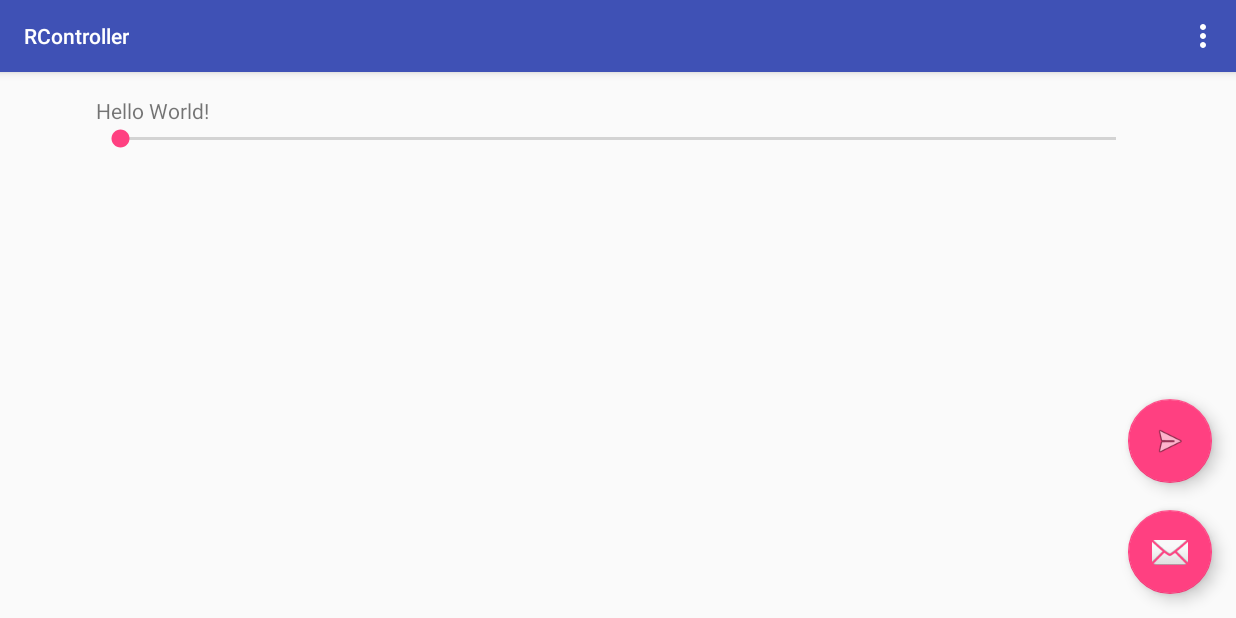
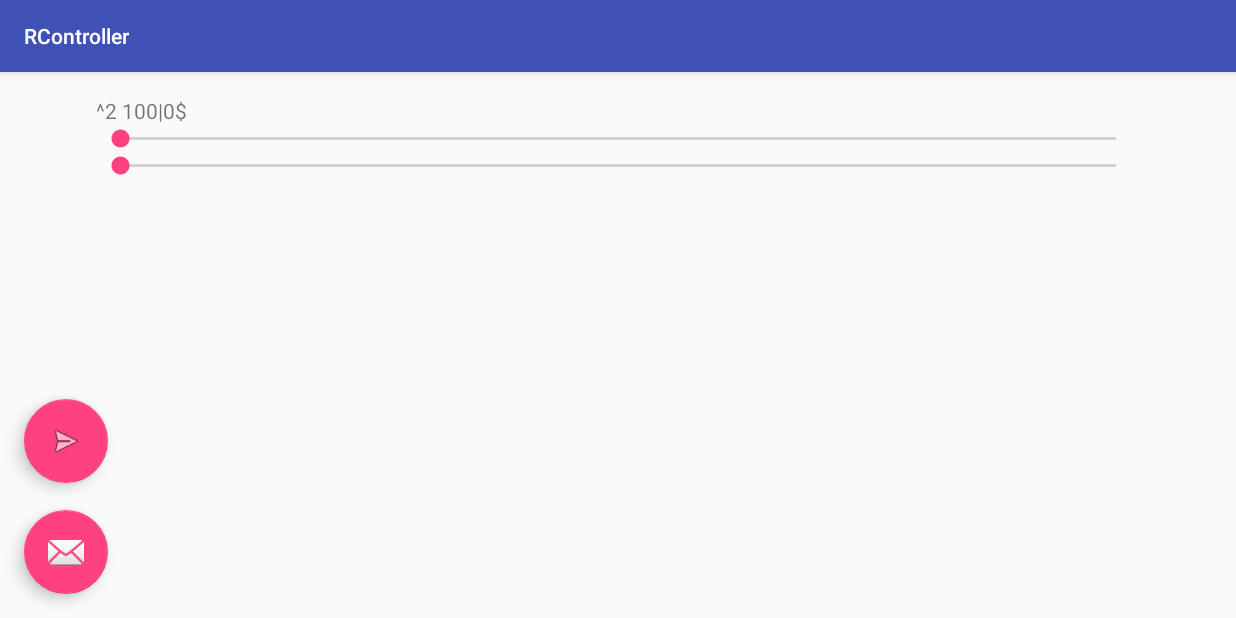
Before and after one commit to WojciechKo/RController, an Android app: the screen it shows after launch (MainActivity), on a phone screen of 824 x 412 dp (held sideways). Run offline under Robolectric (Android 15) with nearby library versions, the phone set to English and light mode, and no system bars; our stand-ins replace ButterKnife; 4 statements that could not run were skipped.

Commit message:
power and turn communication

```diff
--- a/app/src/main/java/info/korzeniowski/rcontroller/MainActivity.java
+++ b/app/src/main/java/info/korzeniowski/rcontroller/MainActivity.java
@@ -10,9 +10,10 @@ import android.hardware.SensorEvent;
 import android.hardware.SensorEventListener;
 import android.hardware.SensorManager;
 import android.os.Bundle;
+import android.os.Handler;
+import android.os.Message;
 import android.support.annotation.NonNull;
 import android.support.design.widget.FloatingActionButton;
-import android.support.design.widget.Snackbar;
 import android.support.v7.app.AppCompatActivity;
 import android.support.v7.widget.Toolbar;
 import android.view.View;
@@ -20,12 +21,11 @@ import android.view.Menu;
 import android.view.MenuItem;
 import android.widget.SeekBar;
 import android.widget.TextView;
+import android.widget.Toast;
 
 import java.io.IOException;
 import java.io.InputStream;
 import java.io.OutputStream;
-import java.text.DecimalFormat;
-import java.util.ArrayList;
 import java.util.Set;
 import java.util.UUID;
 
@@ -33,6 +33,8 @@ import butterknife.Bind;
 import butterknife.ButterKnife;
 
 public class MainActivity extends AppCompatActivity implements SensorEventListener {
+
+    private static final int DO_UPDATE_TEXT = 101;
 
     @Bind(R.id.toolbar)
     Toolbar toolbar;
@@ -42,8 +44,10 @@ public class MainActivity extends AppCompatActivity implements SensorEventListen
     FloatingActionButton fab1;
     @Bind(R.id.text)
     TextView text;
-    @Bind(R.id.slider)
-    SeekBar slider;
+    @Bind(R.id.turn)
+    SeekBar turnSlider;
+    @Bind(R.id.power)
+    SeekBar powerSlider;
 
     private SensorManager mSensorManager;
 
@@ -53,6 +57,8 @@ public class MainActivity extends AppCompatActivity implements SensorEventListen
     private BluetoothSocket mmSocket;
     private OutputStream mmOutputStream;
     private InputStream mmInputStream;
+    private Handler mHandler;
+    private Runnable sendData;
 
     @Override
     protected void onCreate(Bundle savedInstanceState) {
@@ -82,6 +88,44 @@ public class MainActivity extends AppCompatActivity implements SensorEventListen
         });
 
         mSensorManager = (SensorManager) getSystemService(Context.SENSOR_SERVICE);
+
+        mHandler = new Handler() {
+            @Override
+            public void handleMessage(Message msg) {
+                switch (msg.what) {
+                    case DO_UPDATE_TEXT:
+                        text.setText(msg.getData().getString("MSG"));
+                        return;
+                }
+                super.handleMessage(msg);
+            }
+        };
+
+        sendData = new Runnable() {
+            public void run() {
+                sendDataViaBluetooth();
+                mHandler.postDelayed(sendData, 100); // 1 second
+            }
+        };
+    }
+
+    private void sendDataViaBluetooth() {
+        final String msg = getBluetoothMsg(turnSlider.getProgress(), powerSlider.getProgress());
+
+        Message message = Message.obtain(mHandler, DO_UPDATE_TEXT);
+        Bundle bundle = new Bundle();
+        bundle.putString("MSG", msg);
+        message.setData(bundle);
+
+        mHandler.sendMessage(message);
+
+        if (mmOutputStream != null) {
+            try {
+                mmOutputStream.write(msg.getBytes());
+            } catch (IOException e) {
+                e.printStackTrace();
+            }
+        }
     }
 
     @Override
@@ -116,65 +160,27 @@ public class MainActivity extends AppCompatActivity implements SensorEventListen
             e.printStackTrace();
         }
 
-        slider.setOnSeekBarChangeListener(new SeekBar.OnSeekBarChangeListener() {
-            @Override
-            public void onProgressChanged(SeekBar seekBar, int progress, boolean fromUser) {
-                try {
-                    String msg = getBluetoothMsg(progress);
-                    text.setText(msg);
-                    mmOutputStream.write(msg.getBytes());
-                } catch (IOException e) {
-                    e.printStackTrace();
-                }
-            }
-
-            @Override
-            public void onStartTrackingTouch(SeekBar seekBar) {
-
-            }
-
-            @Override
-            public void onStopTrackingTouch(SeekBar seekBar) {
-
-            }
-        });
+        mHandler.post(sendData);
     }
 
     @NonNull
-    private String getBluetoothMsg(int progress) {
+    private String getBluetoothMsg(int turn, int power) {
         StringBuilder sb = new StringBuilder("^");
-        if (progress < 50) {
-            sb.append(2).append(" ").append((50 - progress) * 2);
-        } else if (progress <= 100) {
-            sb.append(1).append(" ").append((progress - 50) * 2);
+        if (turn < 50) {
+            sb.append(2).append(" ").append((50 - turn) * 2);
+        } else if (turn <= 100) {
+            sb.append(1).append(" ").append((turn - 50) * 2);
         }
 
-        sb.append("|").append(50).append("$");
+        sb.append("|").append(power).append("$");
         return sb.toString();
     }
 
     @Override
     protected void onPause() {
         mSensorManager.unregisterListener(this);
+        mHandler.removeCallbacks(sendData);
         super.onPause();
-    }
-
-    @Override
-    public boolean onCreateOptionsMenu(Menu menu) {
-        getMenuInflater().inflate(R.menu.menu_main, menu);
-        return true;
-    }
-
-    @Override
-    public boolean onOptionsItemSelected(MenuItem item) {
-        int id = item.getItemId();
-
-        //noinspection SimplifiableIfStatement
-        if (id == R.id.action_settings) {
-            return true;
-        }
-
-        return super.onOptionsItemSelected(item);
     }
 
     @Override
--- a/app/src/main/res/layout/activity_main.xml
+++ b/app/src/main/res/layout/activity_main.xml
@@ -27,7 +27,7 @@
         android:id="@+id/fab"
         android:layout_width="wrap_content"
         android:layout_height="wrap_content"
-        android:layout_gravity="bottom|end"
+        android:layout_gravity="bottom|start"
         android:layout_margin="@dimen/fab_margin"
         android:src="@android:drawable/ic_dialog_email" />
 
@@ -36,8 +36,8 @@
         android:id="@+id/fab1"
         android:layout_width="wrap_content"
         android:layout_height="wrap_content"
-        android:layout_gravity="bottom|end"
-        android:layout_marginRight="@dimen/fab_margin"
+        android:layout_gravity="bottom|start"
+        android:layout_marginLeft="@dimen/fab_margin"
         android:layout_marginBottom="90dp"
         android:src="@android:drawable/ic_menu_send" />
 
--- a/app/src/main/res/layout/content_main.xml
+++ b/app/src/main/res/layout/content_main.xml
@@ -16,16 +16,18 @@
         android:id="@+id/text"
         android:layout_width="wrap_content"
         android:layout_height="wrap_content"
-        android:text="Hello World!" />
+        android:text="" />
 
     <SeekBar
+        android:id="@+id/turn"
         android:layout_width="match_parent"
         android:layout_height="wrap_content"
-        android:id="@+id/slider"
-        android:layout_below="@+id/text"
-        android:layout_alignParentLeft="true"
-        android:layout_alignParentStart="true"
-        android:layout_alignParentRight="true"
-        android:layout_alignParentEnd="true" />
+        android:layout_below="@+id/text" />
+
+    <SeekBar
+        android:id="@+id/power"
+        android:layout_width="match_parent"
+        android:layout_height="wrap_content"
+        android:layout_below="@id/turn" />
 
 </RelativeLayout>
```
Also changed, not shown: 1 other file.
